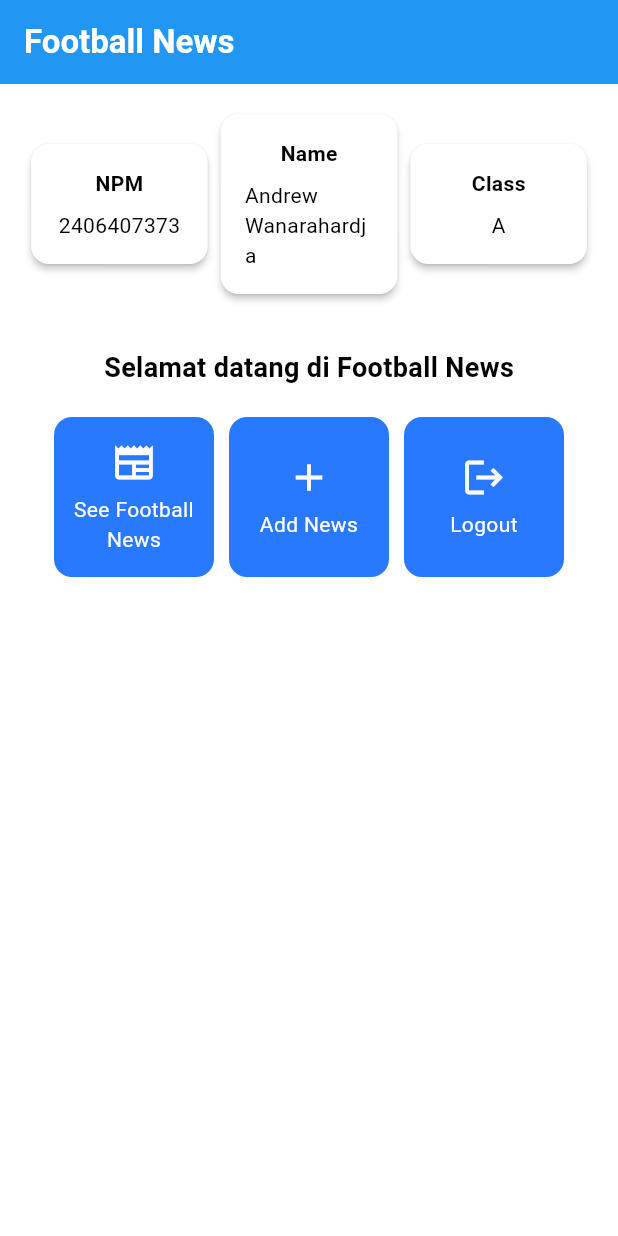
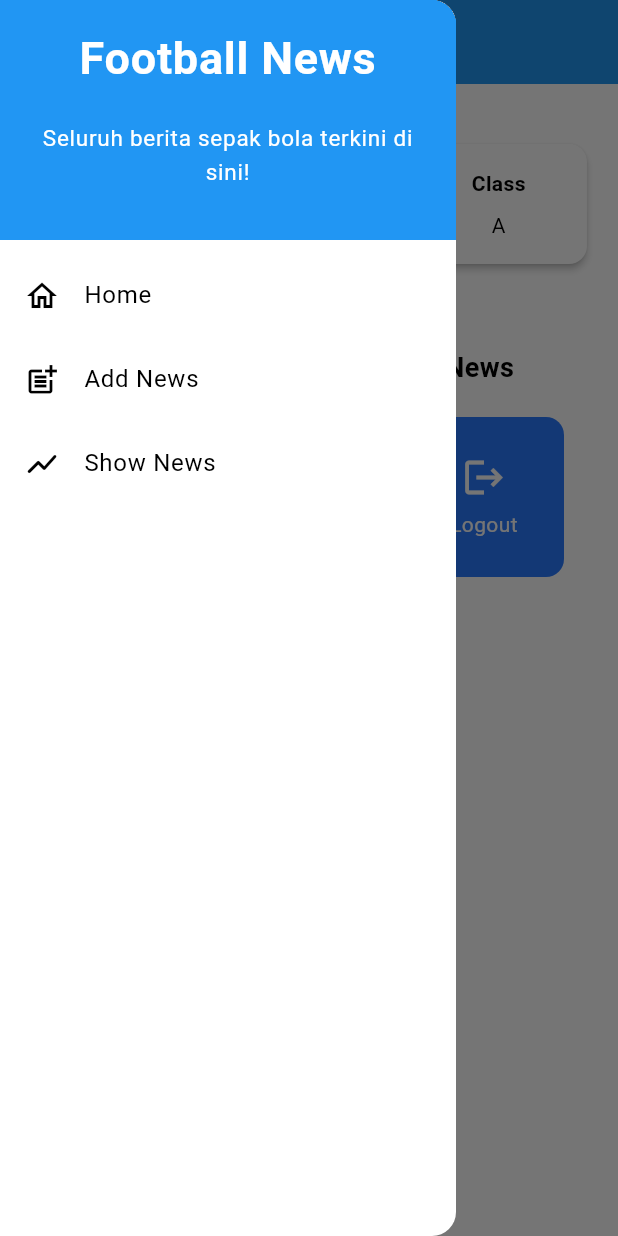
Before and after one commit to AndrewWanarahardja/football-news-mobile, a Flutter app: the screen it shows after launch, with the side drawer open (before the commit the screen has no drawer), on a phone screen of 412 x 824 dp. Run offline on Flutter 3.47's test engine with Material 3 defaults, Android fonts, the phone set to English and light mode, and no system bars.

Commit message:
Tutorial 7

```diff
--- a/app/lib/main.dart
+++ b/app/lib/main.dart
@@ -1,5 +1,5 @@
 import 'package:flutter/material.dart';
-import 'package:app/menu.dart';
+import 'package:app/screens/menu.dart';
 
 void main() {
   runApp(const MyApp());
--- a/app/lib/menu.dart
+++ b/app/lib/screens/menu.dart
@@ -1,4 +1,6 @@
 import 'package:flutter/material.dart';
+import 'package:app/widgets/left_drawer.dart';
+import 'package:app/widgets/news_card.dart';
 
 class MyHomePage extends StatelessWidget {
   MyHomePage({super.key});
@@ -29,6 +31,7 @@ class MyHomePage extends StatelessWidget {
               // Warna latar belakang AppBar diambil dari skema warna tema aplikasi.
               backgroundColor: Theme.of(context).colorScheme.primary,
             ),
+            drawer: const LeftDrawer(),
             // Body halaman dengan padding di sekelilingnya.
             body: Padding(
               padding: const EdgeInsets.all(16.0),
@@ -131,57 +134,3 @@ class ItemHomepage {
 
  ItemHomepage(this.name, this.icon);
 }
-
-class ItemCard extends StatelessWidget {
-  // Menampilkan kartu dengan ikon dan nama.
-
-  final ItemHomepage item;
-
-  const ItemCard(this.item, {super.key});
-
-  @override
-  Widget build(BuildContext context) {
-    return Material(
-      // Menentukan warna latar belakang dari tema aplikasi.
-      color: Theme.of(context).colorScheme.secondary,
-      // Membuat sudut kartu melengkung.
-      borderRadius: BorderRadius.circular(12),
-
-      child: InkWell(
-        // Aksi ketika kartu ditekan.
-        onTap: () {
-          // Menampilkan pesan SnackBar saat kartu ditekan.
-          ScaffoldMessenger.of(context)
-            ..hideCurrentSnackBar()
-            ..showSnackBar(
-              SnackBar(content: Text("Kamu telah menekan tombol ${item.name}!"))
-            );
-        },
-        // Container untuk menyimpan Icon dan Text
-        child: Container(
-          padding: const EdgeInsets.all(8),
-          child: Center(
-            child: Column(
-              // Menyusun ikon dan teks di tengah kartu.
-              mainAxisAlignment: MainAxisAlignment.center,
-              children: [
-                Icon(
-                  item.icon,
-                  color: Colors.white,
-                  size: 30.0,
-                ),
-                const Padding(padding: EdgeInsets.all(3)),
-                Text(
-                  item.name,
-                  textAlign: TextAlign.center,
-                  style: const TextStyle(color: Colors.white),
-                ),
-              ],
-            ),
-          ),
-        ),
-      ),
-    );
-  }
-
-}
--- /dev/null
+++ b/app/lib/widgets/left_drawer.dart
@@ -0,0 +1,79 @@
+import 'package:app/widgets/news_card.dart';
+import 'package:flutter/material.dart';
+import 'package:app/screens/menu.dart';
+import 'package:app/screens/newslist_form.dart';
+
+class LeftDrawer extends StatelessWidget {
+  const LeftDrawer({super.key});
+
+  @override
+  Widget build(BuildContext context) {
+    return Drawer(
+      child: ListView(
+        children: [
+          const DrawerHeader(
+            decoration: BoxDecoration(
+              color: Colors.blue,
+            ),
+            child: Column(
+              children: [
+                Text(
+                  'Football News',
+                  textAlign: TextAlign.center,
+                  style: TextStyle(
+                    fontSize: 30,
+                    fontWeight: FontWeight.bold,
+                    color: Colors.white,
+                  ),
+                ),
+                Padding(padding: EdgeInsets.all(10)),
+                Text("Seluruh berita sepak bola terkini di sini!",
+                    // TODO: Tambahkan gaya teks dengan center alignment, font ukuran 15, warna putih, dan weight biasa
+                    textAlign: TextAlign.center,
+                    style: TextStyle(
+                      fontSize: 15,
+                      fontWeight: FontWeight.normal,
+                      color: Colors.white,
+                    )
+                ),
+              ],
+            ),
+          ),
+          ListTile(
+            leading: const Icon(Icons.home_outlined),
+            title: const Text('Home'),
+            // Bagian redirection ke MyHomePage
+            onTap: () {
+              Navigator.pushReplacement(
+                  context,
+                  MaterialPageRoute(
+                    builder: (context) => MyHomePage(),
+                  ));
+            },
+          ),
+          ListTile(
+            leading: const Icon(Icons.post_add),
+            title: const Text('Add News'),
+            // Bagian redirection ke NewsFormPage
+            onTap: () {
+              Navigator.pushReplacement(context,
+              MaterialPageRoute(
+                builder: (context) => const NewsFormPage()));
+            },
+          ),
+          // TODO: Buat ListTile baru untuk ke halaman melihat news
+          ListTile(
+            leading: const Icon(Icons.show_chart_rounded),
+            title: const Text('Show News'),
+            // Bagian redirection ke
+            onTap: () {
+              Navigator.pushReplacement(context,
+              MaterialPageRoute(
+                builder: (context) => MyHomePage()));
+            },
+          ),
+        ],
+      ),
+    );
+  }
+}
--- /dev/null
+++ b/app/lib/widgets/news_card.dart
@@ -0,0 +1,65 @@
+import 'package:flutter/material.dart';
+import 'package:app/screens/menu.dart';
+import 'package:app/screens/newslist_form.dart';
+
+class ItemCard extends StatelessWidget {
+  // Menampilkan kartu dengan ikon dan nama.
+
+  final ItemHomepage item;
+
+  const ItemCard(this.item, {super.key});
+
+  @override
+  Widget build(BuildContext context) {
+    return Material(
+      // Menentukan warna latar belakang dari tema aplikasi.
+      color: Theme.of(context).colorScheme.secondary,
+      // Membuat sudut kartu melengkung.
+      borderRadius: BorderRadius.circular(12),
+
+      child: InkWell(
+        // Aksi ketika kartu ditekan.
+        onTap: () {
+          // Menampilkan pesan SnackBar saat kartu ditekan.
+          ScaffoldMessenger.of(context)
+            ..hideCurrentSnackBar()
+            ..showSnackBar(
+              SnackBar(content: Text("Kamu telah menekan tombol ${item.name}!"))
+            );
+
+            // Navigate ke route yang sesuai (tergantung jenis tombol)
+            if (item.name == "Tambah Berita") {
+              // TODO: Gunakan Navigator.push untuk melakukan navigasi ke MaterialPageRoute yang mencakup NewsFormPage.
+              Navigator.push(context,
+                MaterialPageRoute(builder: (context) => const NewsFormPage())
+              );
+            }
+        },
+        // Container untuk menyimpan Icon dan Text
+        child: Container(
+          padding: const EdgeInsets.all(8),
+          child: Center(
+            child: Column(
+              // Menyusun ikon dan teks di tengah kartu.
+              mainAxisAlignment: MainAxisAlignment.center,
+              children: [
+                Icon(
+                  item.icon,
+                  color: Colors.white,
+                  size: 30.0,
+                ),
+                const Padding(padding: EdgeInsets.all(3)),
+                Text(
+                  item.name,
+                  textAlign: TextAlign.center,
+                  style: const TextStyle(color: Colors.white),
+                ),
+              ],
+            ),
+          ),
+        ),
+      ),
+    );
+  }
+
+}
```
Also changed, not shown: app/lib/screens/newslist_form.dart (added, +214 -0 lines), app/pubspec.lock.
